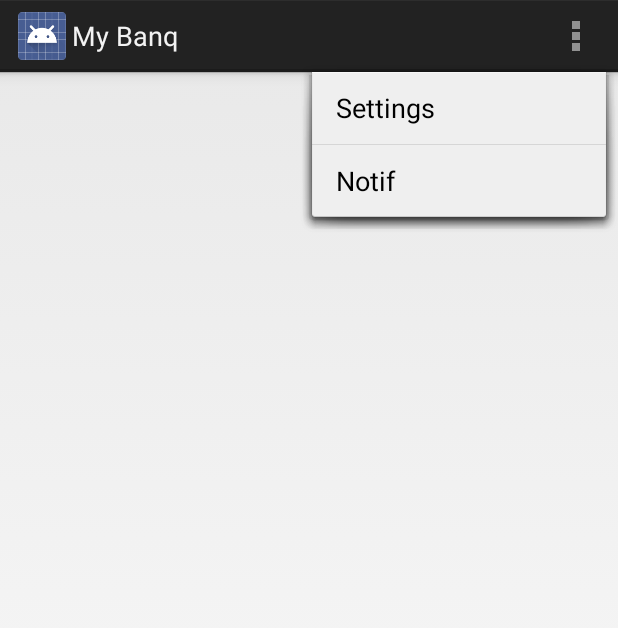
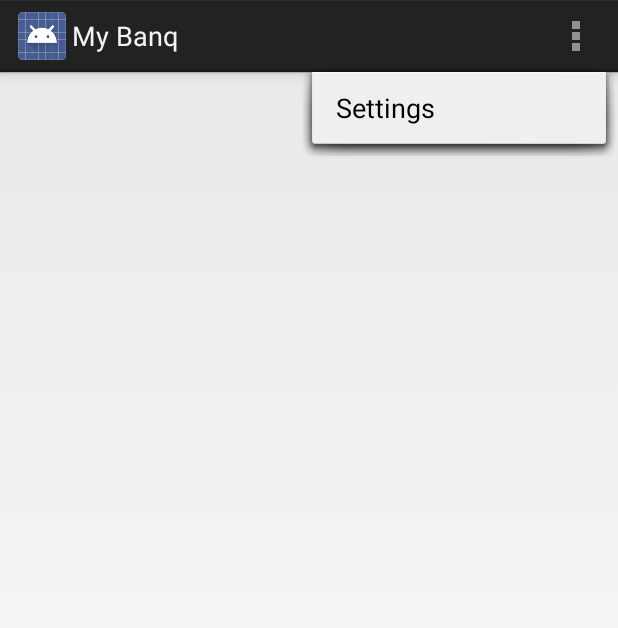
Before and after one commit to anthonydahanne/MyBanq, an Android app: the MainActivity screen opened directly, with no data from a screen before it, with the options menu open, on a phone screen of 412 x 824 dp. Shown: the top 628 px of the screen. Run offline under Robolectric (Android 15) with nearby library versions, the phone set to English and light mode, and no system bars; 1 statement that could not run was skipped.

```diff
--- a/BanqNotifications/src/main/java/net/dahanne/banq/notifications/MainActivity.java
+++ b/BanqNotifications/src/main/java/net/dahanne/banq/notifications/MainActivity.java
@@ -73,8 +73,8 @@ public class MainActivity extends Activity {
         switch (item.getItemId()) {
             case R.id.action_settings:
                 startActivity(PreferencesActivity.newIntent(this));
-            case R.id.action_test_notification:
-                NotificationHelper.launchNotification(this, new BorrowedItem("Book title", "BTU", new Date(), new Date(), "", ""));
+//            case R.id.action_test_notification:
+//                NotificationHelper.launchNotification(this, new BorrowedItem("Book title", "BTU", new Date(), new Date(), "", ""));
         }
         return super.onMenuItemSelected(featureId, item);
     }
--- a/BanqNotifications/src/main/java/net/dahanne/banq/notifications/NotificationHelper.java
+++ b/BanqNotifications/src/main/java/net/dahanne/banq/notifications/NotificationHelper.java
@@ -28,7 +28,7 @@ public class NotificationHelper {
                 .setSubText(borrowedItem.getToBeReturnedBefore().toString())
                 .setSmallIcon(R.drawable.ic_launcher)
                 .setContentIntent(pIntent)
-                .addAction(android.R.drawable.ic_menu_more, context.getString(R.string.see_all_items), pIntent)
+//                .addAction(android.R.drawable.ic_menu_more, context.getString(R.string.see_all_items), pIntent)
                 .addAction(android.R.drawable.ic_menu_rotate, context.getString(R.string.renew), pIntent).build();
 
 
--- a/BanqNotifications/src/main/res/menu/main.xml
+++ b/BanqNotifications/src/main/res/menu/main.xml
@@ -3,8 +3,8 @@
         android:title="@string/action_settings"
         android:orderInCategory="100"
         android:showAsAction="never" />
-    <item android:id="@+id/action_test_notification"
-          android:title="@string/action_test_notification"
-          android:orderInCategory="1000"
-          android:showAsAction="never" />
+    <!--<item android:id="@+id/action_test_notification"-->
+          <!--android:title="@string/action_test_notification"-->
+          <!--android:orderInCategory="1000"-->
+          <!--android:showAsAction="never" />-->
 </menu>
```
Also changed, not shown: BanqNotifications/src/main/java/net/dahanne/banq/notifications/SyncAdapter.java (+12 -2 lines).
